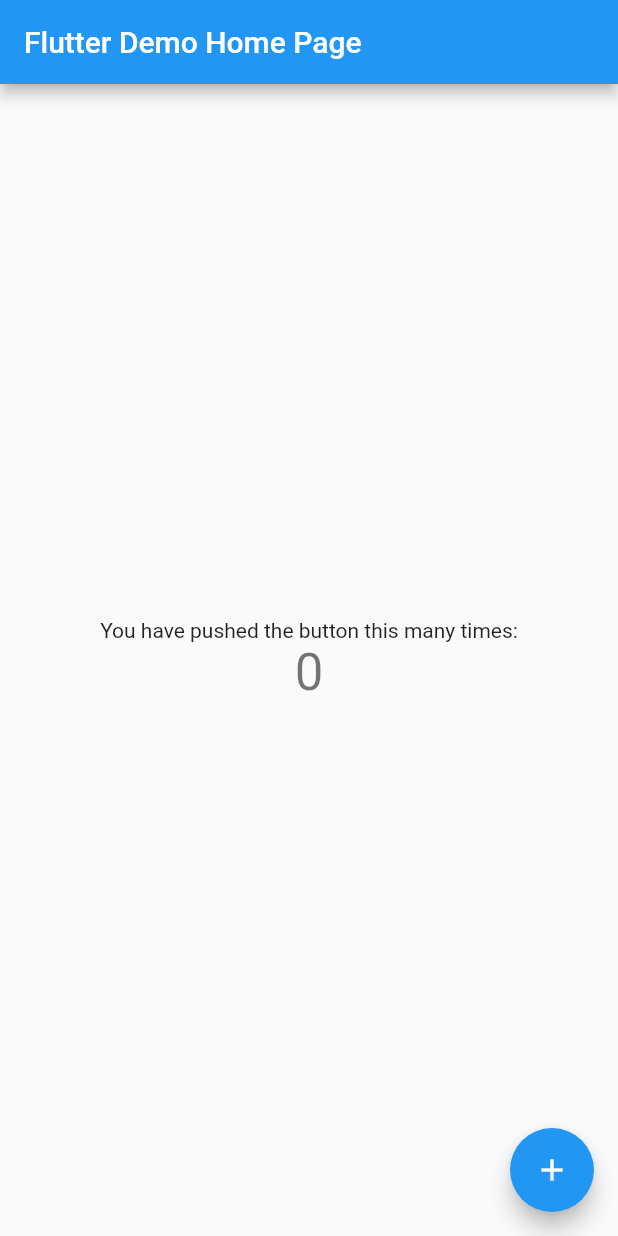
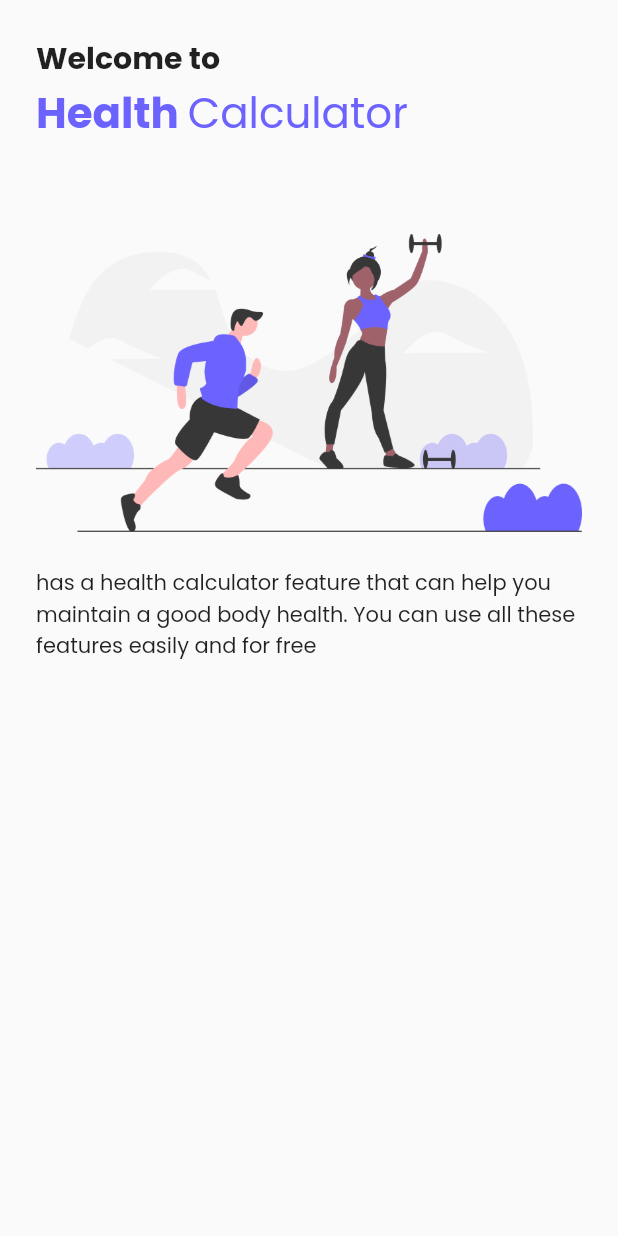
Before and after one commit to yysrll/flutter_health_calculator, a Flutter app: the screen it shows after launch, on a phone screen of 412 x 824 dp. Run offline on Flutter 3.47's test engine with Material 2 defaults, Android fonts, the phone set to English and light mode, and no system bars.

Commit message:
Slicing HomeScreen part 1

```diff
--- /dev/null
+++ b/lib/home_screen.dart
@@ -0,0 +1,55 @@
+import 'package:flutter/material.dart';
+import 'package:flutter/widgets.dart';
+
+var primaryColor = Color(0xFF6C63FF);
+
+class HomeScreen extends StatelessWidget {
+  @override
+  Widget build(BuildContext context) {
+    return Scaffold(
+      body: SafeArea(
+          child: Column(
+        crossAxisAlignment: CrossAxisAlignment.stretch,
+        children: <Widget>[
+          Container(
+            margin: EdgeInsets.only(left: 24.0, top: 24.0, right: 24.0),
+            child: Text(
+              'Welcome to',
+              style: TextStyle(fontSize: 20.0, fontWeight: FontWeight.bold),
+            ),
+          ),
+          Container(
+              margin: EdgeInsets.symmetric(horizontal: 24),
+              child: Row(
+                children: <Widget>[
+                  Container(
+                    child: Text(
+                      'Health ',
+                      style: TextStyle(
+                          fontSize: 28.0,
+                          fontWeight: FontWeight.bold,
+                          color: primaryColor),
+                    ),
+                  ),
+                  Container(
+                    child: Text(
+                      'Calculator ',
+                      style: TextStyle(fontSize: 28.0, color: primaryColor),
+                    ),
+                  ),
+                ],
+              )),
+          Container(
+            margin: EdgeInsets.only(
+                left: 24.0, top: 60.0, right: 24.0, bottom: 24.0),
+            child: Image.asset('images/hero.png'),
+          ),
+          Container(
+              margin: EdgeInsets.symmetric(horizontal: 24),
+              child: Text(
+                  'has a health calculator feature that can help you maintain a good body health. You can use all these features easily and for free')),
+        ],
+      )),
+    );
+  }
+}
--- a/lib/main.dart
+++ b/lib/main.dart
@@ -1,4 +1,5 @@
 import 'package:flutter/material.dart';
+import 'package:kalkulator_sehat/home_screen.dart';
 
 void main() {
   runApp(MyApp());
@@ -9,105 +10,9 @@
   @override
   Widget build(BuildContext context) {
     return MaterialApp(
-      title: 'Flutter Demo',
-      theme: ThemeData(
-        // This is the theme of your application.
-        //
-        // Try running your application with "flutter run". You'll see the
-        // application has a blue toolbar. Then, without quitting the app, try
-        // changing the primarySwatch below to Colors.green and then invoke
-        // "hot reload" (press "r" in the console where you ran "flutter run",
-        // or simply save your changes to "hot reload" in a Flutter IDE).
-        // Notice that the counter didn't reset back to zero; the application
-        // is not restarted.
-        primarySwatch: Colors.blue,
-      ),
-      home: MyHomePage(title: 'Flutter Demo Home Page'),
+      title: 'Health Calculator',
+      theme: ThemeData(fontFamily: 'Poppins'),
+      home: HomeScreen(),
     );
   }
 }
-
-class MyHomePage extends StatefulWidget {
-  MyHomePage({Key? key, required this.title}) : super(key: key);
-
-  // This widget is the home page of your application. It is stateful, meaning
-  // that it has a State object (defined below) that contains fields that affect
-  // how it looks.
-
-  // This class is the configuration for the state. It holds the values (in this
-  // case the title) provided by the parent (in this case the App widget) and
-  // used by the build method of the State. Fields in a Widget subclass are
-  // always marked "final".
-
-  final String title;
-
-  @override
-  _MyHomePageState createState() => _MyHomePageState();
-}
-
-class _MyHomePageState extends State<MyHomePage> {
-  int _counter = 0;
-
-  void _incrementCounter() {
-    setState(() {
-      // This call to setState tells the Flutter framework that something has
-      // changed in this State, which causes it to rerun the build method below
-      // so that the display can reflect the updated values. If we changed
-      // _counter without calling setState(), then the build method would not be
-      // called again, and so nothing would appear to happen.
-      _counter++;
-    });
-  }
-
-  @override
-  Widget build(BuildContext context) {
-    // This method is rerun every time setState is called, for instance as done
-    // by the _incrementCounter method above.
-    //
-    // The Flutter framework has been optimized to make rerunning build methods
-    // fast, so that you can just rebuild anything that needs updating rather
-    // than having to individually change instances of widgets.
-    return Scaffold(
-      appBar: AppBar(
-        // Here we take the value from the MyHomePage object that was created by
-        // the App.build method, and use it to set our appbar title.
-        title: Text(widget.title),
-      ),
-      body: Center(
-        // Center is a layout widget. It takes a single child and positions it
-        // in the middle of the parent.
-        child: Column(
-          // Column is also a layout widget. It takes a list of children and
-          // arranges them vertically. By default, it sizes itself to fit its
-          // children horizontally, and tries to be as tall as its parent.
-          //
-          // Invoke "debug painting" (press "p" in the console, choose the
-          // "Toggle Debug Paint" action from the Flutter Inspector in Android
-          // Studio, or the "Toggle Debug Paint" command in Visual Studio Code)
-          // to see the wireframe for each widget.
-          //
-          // Column has various properties to control how it sizes itself and
-          // how it positions its children. Here we use mainAxisAlignment to
-          // center the children vertically; the main axis here is the vertical
-          // axis because Columns are vertical (the cross axis would be
-          // horizontal).
-          mainAxisAlignment: MainAxisAlignment.center,
-          children: <Widget>[
-            Text(
-              'You have pushed the button this many times:',
-            ),
-            Text(
-              '$_counter',
-              style: Theme.of(context).textTheme.headline4,
-            ),
-          ],
-        ),
-      ),
-      floatingActionButton: FloatingActionButton(
-        onPressed: _incrementCounter,
-        tooltip: 'Increment',
-        child: Icon(Icons.add),
-      ), // This trailing comma makes auto-formatting nicer for build methods.
-    );
-  }
-}
```
Also changed, not shown: pubspec.yaml (+10 -14 lines), fonts/Poppins-Bold.ttf (added), fonts/Poppins-ExtraBold.ttf (added), fonts/Poppins-Regular.ttf (added), images/hero.png (added).
